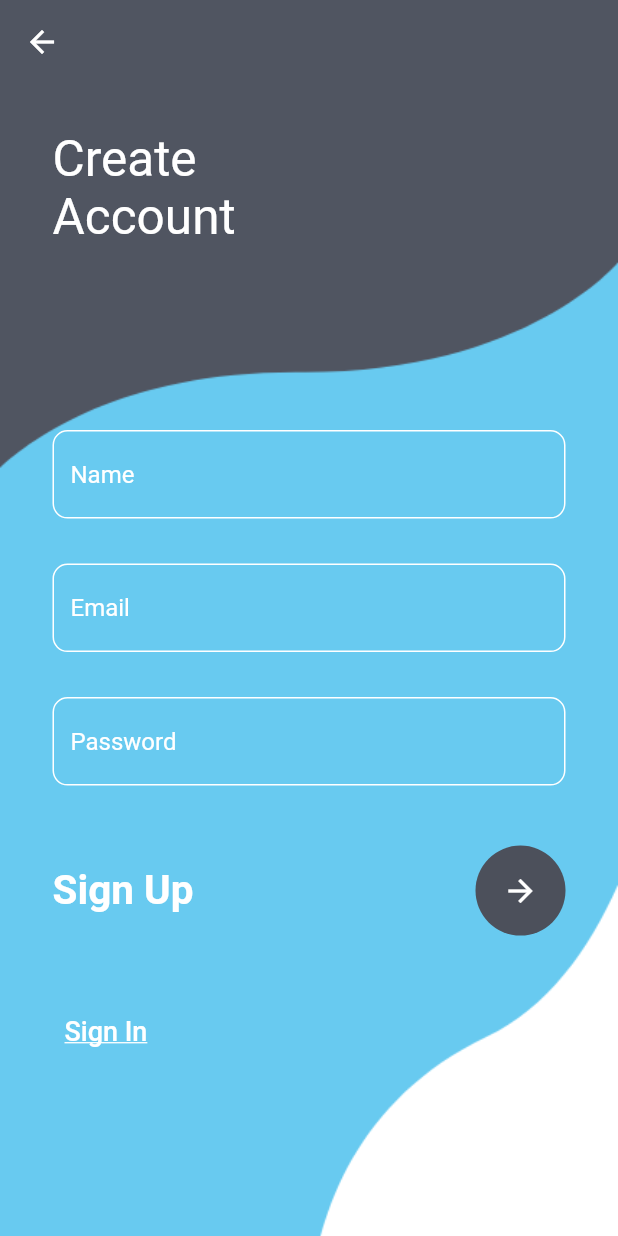
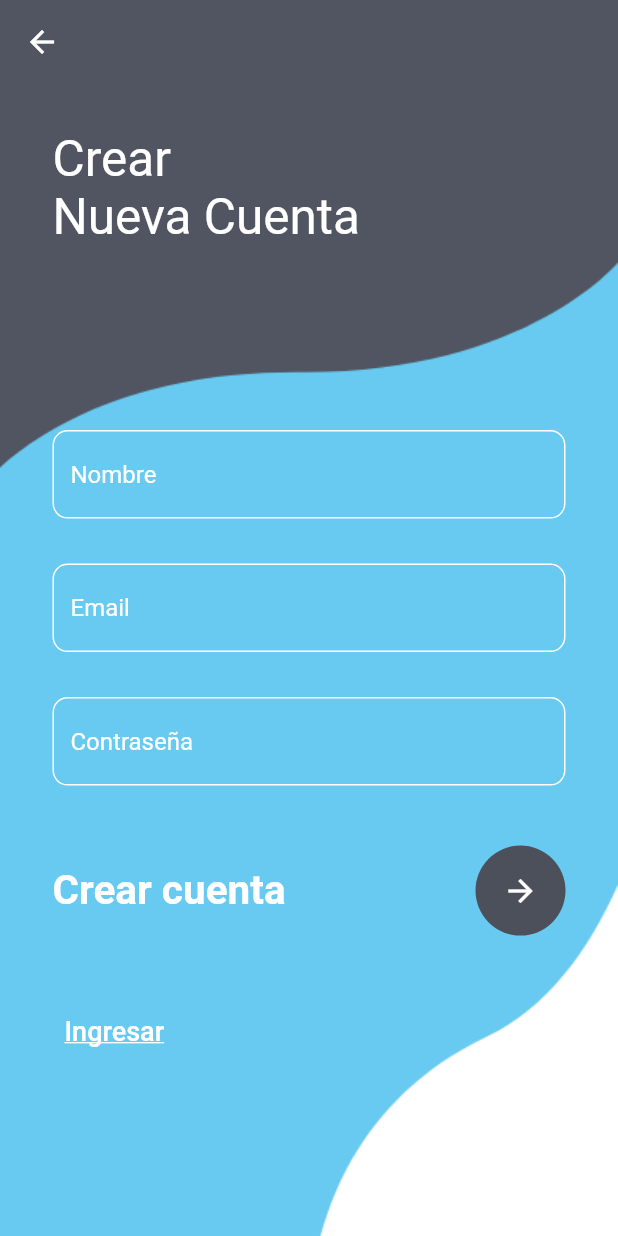
Before and after one commit to Ortiz177/dad, a Flutter app: the MyRegister screen opened directly, on a phone screen of 412 x 824 dp. Run offline on Flutter 3.47's test engine with Material 2 defaults, Android fonts, the phone set to English and light mode, and no system bars; our stand-ins replace firebase_auth, firebase_core; accounts and stored records are empty.

Commit message:
Corrección vistas login y register

```diff
--- a/lib/Screens/LoginPage.dart
+++ b/lib/Screens/LoginPage.dart
@@ -67,7 +67,7 @@ class _LoginPageState extends State<LoginPage> {
                             decoration: InputDecoration(
                                 fillColor: Colors.grey.shade100,
                                 filled: true,
-                                hintText: "Password",
+                                hintText: "Contraseña",
                                 border: OutlineInputBorder(
                                   borderRadius: BorderRadius.circular(10),
                                 )),
@@ -79,7 +79,7 @@ class _LoginPageState extends State<LoginPage> {
                             mainAxisAlignment: MainAxisAlignment.spaceBetween,
                             children: [
                               Text(
-                                'Sign in',
+                                'Ingresar',
                                 style: TextStyle(
                                     fontSize: 27, fontWeight: FontWeight.w700),
                               ),
@@ -115,7 +115,7 @@ class _LoginPageState extends State<LoginPage> {
                                           builder: (context) => MyRegister()));
                                 },
                                 child: Text(
-                                  'Sign Up',
+                                  'Crear cuenta',
                                   textAlign: TextAlign.left,
                                   style: TextStyle(
                                       decoration: TextDecoration.underline,
@@ -127,7 +127,7 @@ class _LoginPageState extends State<LoginPage> {
                               TextButton(
                                   onPressed: () {},
                                   child: Text(
-                                    'Forgot Password',
+                                    '¿Contraseña?',
                                     style: TextStyle(
                                       decoration: TextDecoration.underline,
                                       color: Color(0xff4c505b),
--- a/lib/Screens/MapPage.dart
+++ b/lib/Screens/MapPage.dart
@@ -1,7 +1,7 @@
 import 'package:flutter/material.dart';
+
 import 'package:firebase_core/firebase_core.dart';
-import 'package:where_to/Screens/WelcomePage.dart';
-import 'package:where_to/Screens/UserPage.dart';
+
 import 'package:where_to/Widgets/NavigationMenu.dart';
 
 class MapPage extends StatefulWidget {
@@ -15,7 +15,6 @@ class _MapPageState extends State<MapPage> {
   Widget build(BuildContext context) {
     final Size size = MediaQuery.of(context).size;
     return Scaffold(
-      backgroundColor: Colors.white,
         appBar: AppBar(
           backgroundColor: Colors.white,
           title: Text(
@@ -48,7 +47,6 @@ class _MapPageState extends State<MapPage> {
             ],
           ),
         ),
-      bottomNavigationBar: NavigationMenu(),
-    );
+        bottomNavigationBar: NavigationMenu());
   }
 }
--- a/lib/Screens/RegisterPage.dart
+++ b/lib/Screens/RegisterPage.dart
@@ -1,4 +1,7 @@
 import 'package:flutter/material.dart';
+
+import 'package:firebase_auth/firebase_auth.dart';
+
 import 'package:where_to/Screens/LoginPage.dart';
 import 'package:where_to/Screens/WelcomePage.dart';
 
@@ -28,7 +31,7 @@ class _MyRegisterState extends State<MyRegister> {
             Container(
               padding: EdgeInsets.only(left: 35, top: 30),
               child: Text(
-                'Create\nAccount',
+                'Crear\nNueva Cuenta',
                 style: TextStyle(color: Colors.white, fontSize: 33),
               ),
             ),
@@ -58,7 +61,7 @@ class _MyRegisterState extends State<MyRegister> {
                                     color: Colors.black,
                                   ),
                                 ),
-                                hintText: "Name",
+                                hintText: "Nombre",
                                 hintStyle: TextStyle(color: Colors.white),
                                 border: OutlineInputBorder(
                                   borderRadius: BorderRadius.circular(10),
@@ -107,7 +110,7 @@ class _MyRegisterState extends State<MyRegister> {
                                     color: Colors.black,
                                   ),
                                 ),
-                                hintText: "Password",
+                                hintText: "Contraseña",
                                 hintStyle: TextStyle(color: Colors.white),
                                 border: OutlineInputBorder(
                                   borderRadius: BorderRadius.circular(10),
@@ -120,7 +123,7 @@ class _MyRegisterState extends State<MyRegister> {
                             mainAxisAlignment: MainAxisAlignment.spaceBetween,
                             children: [
                               Text(
-                                'Sign Up',
+                                'Crear cuenta',
                                 style: TextStyle(
                                     color: Colors.white,
                                     fontSize: 27,
@@ -156,7 +159,7 @@ class _MyRegisterState extends State<MyRegister> {
                                   // Navigator.of(context).push(_createRoute());
                                 },
                                 child: Text(
-                                  'Sign In',
+                                  'Ingresar',
                                   textAlign: TextAlign.left,
                                   style: TextStyle(
                                       decoration: TextDecoration.underline,
--- a/pubspec.yaml
+++ b/pubspec.yaml
@@ -37,6 +37,8 @@ dependencies:
   # Use with the CupertinoIcons class for iOS style icons.
   cupertino_icons: ^1.0.2
   firebase_core: ^1.23.0
+  google_maps_flutter: ^2.2.1
+  firebase_auth: ^3.11.2
 
 dev_dependencies:
   flutter_test:
```
Also changed, not shown: pubspec.lock, 2 other files. Lines whose indentation alone changed are shown as unchanged.
